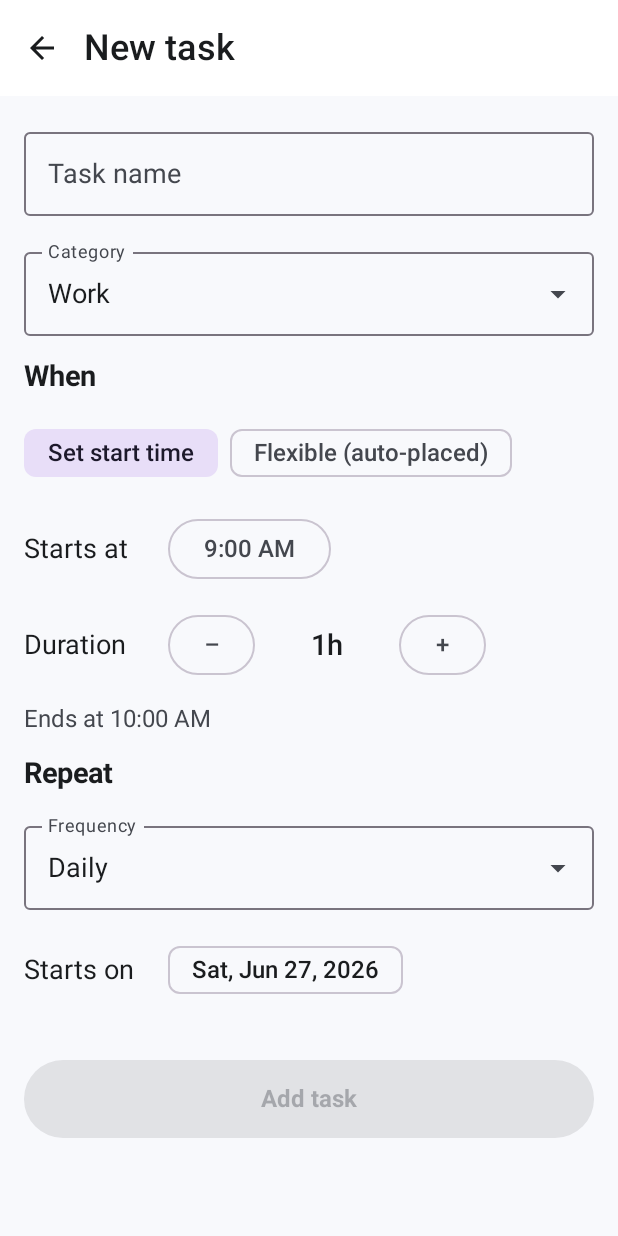
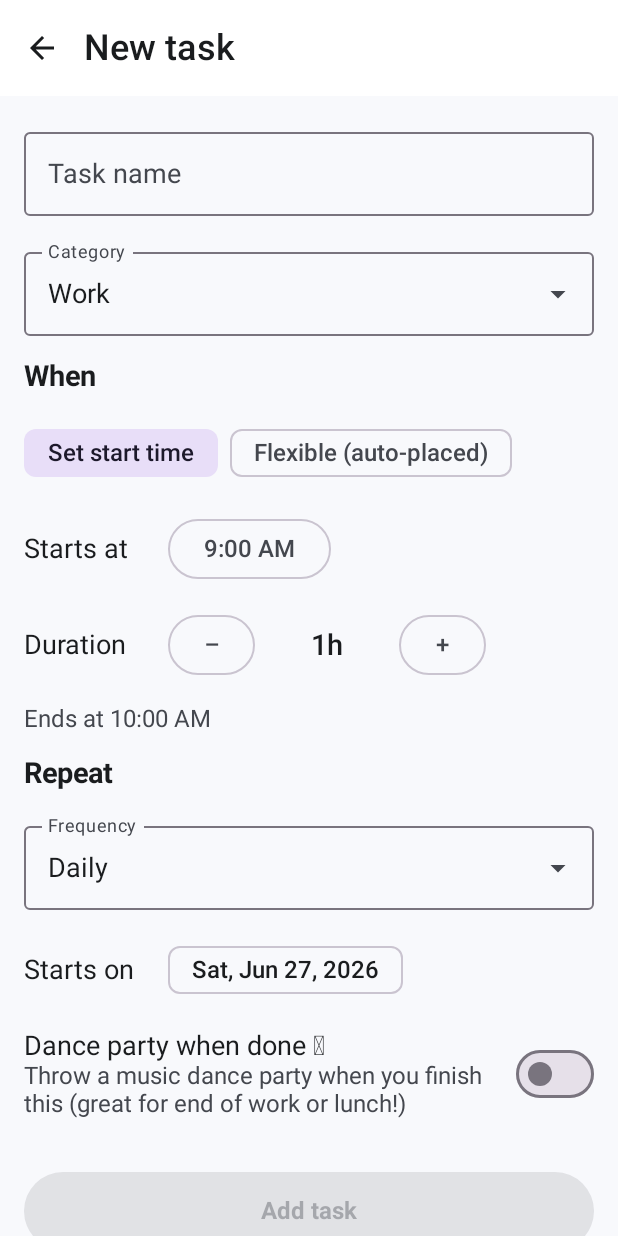
Before and after one commit to thedickestrick/block-schedule, an Android app built with Jetpack Compose: the screen it shows after launch (MainActivity), after a tap on "Add your first task", on a phone screen of 412 x 824 dp. Run offline under Robolectric (Android 15) with nearby library versions, the phone set to English and light mode, and no system bars; our stand-ins replace Room's generated code; libraries missing offline, so code that uses them is left out: androidx.glance, androidx.glance.appwidget; network calls fail; pictures from the network do not load; 1 statement that could not run was skipped; 3 other taps on this screen came first.

Commit message:
Daily-rotating animal themes + dopamine dance party
- DailyThemes: a different animal cast every day (+ holiday specials, featured friend);
  shown as a 'today's crew' chip; celebrations use the day's animals
- Dance party: original chiptune loop + full-screen party (disco ball, dancing themed
  animals, flashing colors) on tasks flagged 'party' and on finishing the whole day
- Per-task 'dance party when done' toggle (DB v4 migration)

Co-Authored-By: Claude Opus 4.8 <noreply@anthropic.com>

```diff
--- a/app/src/main/java/com/blockschedule/data/AppDatabase.kt
+++ b/app/src/main/java/com/blockschedule/data/AppDatabase.kt
@@ -8,7 +8,7 @@ import androidx.room.TypeConverters
 import androidx.room.migration.Migration
 import androidx.sqlite.db.SupportSQLiteDatabase
 
-@Database(entities = [TaskEntity::class, CompletionEntity::class], version = 3, exportSchema = false)
+@Database(entities = [TaskEntity::class, CompletionEntity::class], version = 4, exportSchema = false)
 @TypeConverters(Converters::class)
 abstract class AppDatabase : RoomDatabase() {
     abstract fun taskDao(): TaskDao
@@ -37,13 +37,20 @@ abstract class AppDatabase : RoomDatabase() {
             }
         }
 
+        // v4 adds partyOnComplete (dance party trigger). Preserves existing tasks.
+        private val MIGRATION_3_4 = object : Migration(3, 4) {
+            override fun migrate(db: SupportSQLiteDatabase) {
+                db.execSQL("ALTER TABLE tasks ADD COLUMN partyOnComplete INTEGER NOT NULL DEFAULT 0")
+            }
+        }
+
         fun get(context: Context): AppDatabase =
             INSTANCE ?: synchronized(this) {
                 INSTANCE ?: Room.databaseBuilder(
                     context.applicationContext,
                     AppDatabase::class.java,
                     "block_schedule.db"
-                ).addMigrations(MIGRATION_1_2, MIGRATION_2_3).build().also { INSTANCE = it }
+                ).addMigrations(MIGRATION_1_2, MIGRATION_2_3, MIGRATION_3_4).build().also { INSTANCE = it }
             }
     }
 }
--- a/app/src/main/java/com/blockschedule/data/TaskEntity.kt
+++ b/app/src/main/java/com/blockschedule/data/TaskEntity.kt
@@ -58,6 +58,9 @@ data class TaskEntity(
     /** Latest end for flexible tasks (minutes from midnight). */
     val windowEndMinute: Int = 21 * 60,
 
+    /** Throw a full dance party when this task is completed (e.g. end of work, lunch time). */
+    val partyOnComplete: Boolean = false,
+
     val enabled: Boolean = true
 ) {
     val endMinute: Int get() = startMinute + durationMinutes
--- a/app/src/main/java/com/blockschedule/game/CompletionManager.kt
+++ b/app/src/main/java/com/blockschedule/game/CompletionManager.kt
@@ -12,6 +12,7 @@ data class ToggleResult(
     val nowDone: Boolean,
     val pointsDelta: Int,
     val dayJustCompleted: Boolean,
+    val taskParty: Boolean = false,
     val unlocked: List<Achievement> = emptyList()
 )
 
@@ -46,6 +47,7 @@ object CompletionManager {
 
         // Did this complete the whole day?
         val tasks = repo.enabledTasks()
+        val taskParty = !wasDone && tasks.firstOrNull { it.id == taskId }?.partyOnComplete == true
         val blocks = Scheduler.blocksFor(LocalDate.ofEpochDay(epochDay), tasks)
         val counts = repo.getCompletions(epochDay).associate { it.taskId to it.doneCount }
         val (done, total) = Scheduler.progress(blocks, counts)
@@ -79,6 +81,7 @@ object CompletionManager {
             nowDone = !wasDone,
             pointsDelta = delta,
             dayJustCompleted = dayJustCompleted,
+            taskParty = taskParty,
             unlocked = unlocked
         )
     }
--- /dev/null
+++ b/app/src/main/java/com/blockschedule/game/DailyThemes.kt
@@ -0,0 +1,80 @@
+package com.blockschedule.game
+
+import java.time.LocalDate
+
+/** A cute theme: a name, a headline emoji, and the cast of animals who show up that day. */
+data class DailyTheme(val name: String, val emoji: String, val animals: List<String>)
+
+/**
+ * Picks a different cute theme for every day so the app feels fresh daily. The base theme
+ * rotates each day (so two days running never match) and shifts year to year, holidays get
+ * their own special theme, and a per-day "featured friend" keeps each calendar day distinct.
+ */
+object DailyThemes {
+
+    private val THEMES = listOf(
+        DailyTheme("Kitty Cuddles", "🐱", listOf("🐱", "😺", "😸", "😻", "🐈")),
+        DailyTheme("Puppy Party", "🐶", listOf("🐶", "🐕", "🦮", "🐩")),
+        DailyTheme("Forest Friends", "🦊", listOf("🦊", "🦝", "🦔", "🦉", "🐿️", "🐻")),
+        DailyTheme("Farm Animals", "🐮", listOf("🐮", "🐷", "🐔", "🐴", "🐑", "🐐", "🦆")),
+        DailyTheme("Ocean Pals", "🐙", listOf("🐙", "🐠", "🐟", "🐬", "🐳", "🦀")),
+        DailyTheme("Bunny Hop", "🐰", listOf("🐰", "🐇", "🥕", "🌸")),
+        DailyTheme("Safari Day", "🦁", listOf("🦁", "🐯", "🐘", "🦒", "🦓")),
+        DailyTheme("Polar Pals", "🐧", listOf("🐧", "🐻‍❄️", "🦭", "❄️")),
+        DailyTheme("Bug Buddies", "🐝", listOf("🐝", "🐞", "🦋", "🐛", "🐌")),
+        DailyTheme("Panda Picnic", "🐼", listOf("🐼", "🎋", "🐾")),
+        DailyTheme("Jungle Jamboree", "🐵", listOf("🐵", "🦍", "🦧", "🦜", "🐸")),
+        DailyTheme("Unicorn Dreams", "🦄", listOf("🦄", "🌈", "⭐", "✨")),
+        DailyTheme("Dino Day", "🦕", listOf("🦕", "🦖", "🐊")),
+        DailyTheme("Birdie Brunch", "🐦", listOf("🐦", "🐤", "🦜", "🦢", "🦩")),
+        DailyTheme("Mouse House", "🐭", listOf("🐭", "🐹", "🧀")),
+        DailyTheme("Frog Pond", "🐸", listOf("🐸", "🦎", "🐢", "🪷")),
+        DailyTheme("Bear Hugs", "🐻", listOf("🐻", "🐨", "🧸", "🍯")),
+        DailyTheme("Hatchlings", "🐣", listOf("🐣", "🐤", "🐥", "🥚")),
+        DailyTheme("Koala Cuddle", "🐨", listOf("🐨", "🌿", "💚")),
+        DailyTheme("Hammy Time", "🐹", listOf("🐹", "🌻", "🥜")),
+        DailyTheme("Whale Hello", "🐳", listOf("🐳", "🐋", "💦", "🌊")),
+        DailyTheme("Butterfly Garden", "🦋", listOf("🦋", "🌸", "🌷", "🌼")),
+        DailyTheme("Piggy Wiggly", "🐷", listOf("🐷", "🐽", "💕")),
+        DailyTheme("Owl Always Love You", "🦉", listOf("🦉", "🌙", "⭐")),
+        DailyTheme("Crabby Beach", "🦀", listOf("🦀", "🦞", "🏖️", "🐚")),
+        DailyTheme("Hedgie Hugs", "🦔", listOf("🦔", "🍄", "🍂")),
+        DailyTheme("Llama Drama", "🦙", listOf("🦙", "🌵", "⭐")),
+        DailyTheme("Turtley Awesome", "🐢", listOf("🐢", "🌊", "🪸")),
+        DailyTheme("Otterly Cute", "🦦", listOf("🦦", "🐚", "💦")),
+        DailyTheme("Sloth Mode", "🦥", listOf("🦥", "🌴", "😴")),
+        DailyTheme("Flamingo Fun", "🦩", listOf("🦩", "🌺", "🌴")),
+        DailyTheme("Honeybee", "🐝", listOf("🐝", "🌼", "🍯")),
+        DailyTheme("Deer Friend", "🦌", listOf("🦌", "🌿", "🍃")),
+        DailyTheme("Ducky Day", "🦆", listOf("🦆", "🐤", "💧")),
+        DailyTheme("Sheepish", "🐑", listOf("🐑", "🐐", "☁️")),
+        DailyTheme("Reindeer Run", "🦌", listOf("🦌", "🌲", "❄️")),
+        DailyTheme("Chick Magnet", "🐥", listOf("🐥", "🐤", "🌻")),
+        DailyTheme("Raccoon Raid", "🦝", listOf("🦝", "🌙", "⭐")),
+        DailyTheme("Lizard Lounge", "🦎", listOf("🦎", "🌵", "☀️")),
+        DailyTheme("Snail Mail", "🐌", listOf("🐌", "🍃", "🌧️"))
+    )
+
+    private val HOLIDAYS = mapOf(
+        "1-1" to DailyTheme("Happy New Year!", "🎉", listOf("🎉", "🥳", "🎊", "🦄", "✨")),
+        "2-14" to DailyTheme("Valentine's Day", "💕", listOf("💕", "🐰", "🐱", "🌹", "💝")),
+        "3-17" to DailyTheme("Lucky Day", "🍀", listOf("🍀", "🌈", "🦄", "✨")),
+        "4-1" to DailyTheme("Silly Day", "🤪", listOf("🐵", "🤪", "🃏", "🐸")),
+        "10-31" to DailyTheme("Spooky Cute", "🎃", listOf("🎃", "👻", "🦇", "🐈‍⬛", "🕷️")),
+        "12-24" to DailyTheme("Christmas Eve", "🎄", listOf("🎄", "🦌", "⛄", "🎁", "✨")),
+        "12-25" to DailyTheme("Merry Christmas!", "🎅", listOf("🎅", "🦌", "🎄", "⛄", "🎁")),
+        "12-31" to DailyTheme("New Year's Eve", "🎆", listOf("🎆", "🥳", "🍾", "✨"))
+    )
+
+    fun forDate(date: LocalDate): DailyTheme {
+        HOLIDAYS["${date.monthValue}-${date.dayOfMonth}"]?.let { return it }
+        val idx = Math.floorMod(date.toEpochDay(), THEMES.size.toLong()).toInt()
+        return THEMES[idx]
+    }
+
+    /** A featured friend for the day, drawn from the day's theme. */
+    fun featuredAnimal(date: LocalDate): String {
+        val theme = forDate(date)
+        return theme.animals[date.dayOfYear % theme.animals.size]
+    }
+}
--- a/app/src/main/java/com/blockschedule/game/GameState.kt
+++ b/app/src/main/java/com/blockschedule/game/GameState.kt
@@ -18,4 +18,5 @@ sealed interface GameEvent {
     data class PointsEarned(val delta: Int) : GameEvent
     data object DayCompleted : GameEvent
     data class AchievementUnlocked(val achievement: Achievement) : GameEvent
+    data class DanceParty(val message: String) : GameEvent
 }
--- a/app/src/main/java/com/blockschedule/ui/EditTaskScreen.kt
+++ b/app/src/main/java/com/blockschedule/ui/EditTaskScreen.kt
@@ -33,6 +33,7 @@ import androidx.compose.material3.MaterialTheme
 import androidx.compose.material3.OutlinedButton
 import androidx.compose.material3.OutlinedTextField
 import androidx.compose.material3.Scaffold
+import androidx.compose.material3.Switch
 import androidx.compose.material3.Text
 import androidx.compose.material3.TextButton
 import androidx.compose.material3.TimePicker
@@ -86,6 +87,7 @@ fun EditTaskScreen(
     var windowEnd by remember { mutableStateOf(21 * 60) }
     var count by remember { mutableStateOf(3) }
     var parentId by remember { mutableStateOf<Long?>(null) }
+    var party by remember { mutableStateOf(false) }
     var loaded by remember { mutableStateOf(taskId == null) }
 
     LaunchedEffect(taskId) {
@@ -103,6 +105,7 @@ fun EditTaskScreen(
                 windowEnd = t.windowEndMinute
                 count = t.count
                 parentId = t.parentId
+                party = t.partyOnComplete
             }
             loaded = true
         }
@@ -249,6 +252,19 @@ fun EditTaskScreen(
                 }
             }
 
+            // Dance party reward
+            Row(verticalAlignment = Alignment.CenterVertically) {
+                Column(Modifier.weight(1f)) {
+                    Text("Dance party when done 🪩", style = MaterialTheme.typography.bodyLarge)
+                    Text(
+                        "Throw a music dance party when you finish this (great for end of work or lunch!)",
+                        style = MaterialTheme.typography.bodyMedium,
+                        color = MaterialTheme.colorScheme.onSurfaceVariant
+                    )
+                }
+                Switch(checked = party, onCheckedChange = { party = it })
+            }
+
             Spacer(Modifier.height(4.dp))
 
             Button(
@@ -273,6 +289,7 @@ fun EditTaskScreen(
                         anchorEpochDay = anchorDate.toEpochDay(),
                         windowStartMinute = windowStart,
                         windowEndMinute = windowEnd,
+                        partyOnComplete = party,
                         enabled = true
                     )
                     vm.save(entity)
--- a/app/src/main/java/com/blockschedule/ui/GameUi.kt
+++ b/app/src/main/java/com/blockschedule/ui/GameUi.kt
@@ -146,12 +146,13 @@ private data class AnimalPiece(
  * many friends fall (a few for a single task, a whole parade for finishing the day).
  */
 @Composable
-fun AnimalShower(trigger: Int, count: Int) {
+fun AnimalShower(trigger: Int, count: Int, animals: List<String> = CUTE_ANIMALS) {
     if (trigger == 0) return
+    val pool = animals.ifEmpty { CUTE_ANIMALS }
     val pieces = remember(trigger) {
         List(count) {
             AnimalPiece(
-                emoji = randomAnimal(),
+                emoji = pool[Random.nextInt(pool.size)],
                 x = Random.nextFloat(),
                 delay = Random.nextFloat() * 0.25f,
                 size = 26f + Random.nextFloat() * 18f,
--- a/app/src/main/java/com/blockschedule/ui/MainActivity.kt
+++ b/app/src/main/java/com/blockschedule/ui/MainActivity.kt
@@ -66,6 +66,12 @@ class MainActivity : ComponentActivity() {
         lifecycleScope.launch { WidgetUpdater.update(applicationContext) }
         ReminderScheduler.rescheduleAsync(applicationContext)
     }
+
+    override fun onStop() {
+        super.onStop()
+        // Don't let the dance music keep playing if the app goes to the background.
+        com.blockschedule.game.DancePlayer.stop()
+    }
 }
 
 @Composable
--- a/app/src/main/java/com/blockschedule/ui/TaskViewModel.kt
+++ b/app/src/main/java/com/blockschedule/ui/TaskViewModel.kt
@@ -86,8 +86,11 @@ class TaskViewModel(app: Application) : AndroidViewModel(app) {
         )
         _gameState.value = readGameState()
         if (result.nowDone) _events.tryEmit(GameEvent.PointsEarned(result.pointsDelta))
-        if (result.dayJustCompleted) _events.tryEmit(GameEvent.DayCompleted)
         result.unlocked.forEach { _events.tryEmit(GameEvent.AchievementUnlocked(it)) }
+        when {
+            result.dayJustCompleted -> _events.tryEmit(GameEvent.DanceParty("All done today!"))
+            result.taskParty -> _events.tryEmit(GameEvent.DanceParty("${block.title} done!"))
+        }
     }
 
     fun isDone(block: ScheduledBlock): Boolean = Scheduler.isDone(block, completions.value)
--- a/app/src/main/java/com/blockschedule/ui/TodayScreen.kt
+++ b/app/src/main/java/com/blockschedule/ui/TodayScreen.kt
@@ -72,6 +72,7 @@ fun TodayScreen(
     val game by vm.gameState.collectAsStateWithLifecycle()
     val isToday = date == LocalDate.now()
     val currentKey = if (isToday) Scheduler.activeLeafKey(blocks, nowMinute) else null
+    val theme = com.blockschedule.game.DailyThemes.forDate(date)
 
     // Celebration feedback
     val celebrationContext = androidx.compose.ui.platform.LocalContext.current
@@ -82,13 +83,14 @@ fun TodayScreen(
     var badge by androidx.compose.runtime.remember {
         androidx.compose.runtime.mutableStateOf<com.blockschedule.game.Achievement?>(null)
     }
+    var danceMessage by androidx.compose.runtime.remember { androidx.compose.runtime.mutableStateOf<String?>(null) }
     androidx.compose.runtime.LaunchedEffect(Unit) {
         vm.events.collect { event ->
             val prefs = com.blockschedule.game.GamePrefs(celebrationContext)
             when (event) {
                 is com.blockschedule.game.GameEvent.PointsEarned -> {
                     com.blockschedule.game.SoundPlayer.playComplete(celebrationContext)
-                    floatMessage = "+${event.delta} ${randomAnimal()}"
+                    floatMessage = "+${event.delta} ${theme.animals.random()}"
                     if (prefs.celebrationsEnabled) { showerCount = 10; showerTrigger++ }
                 }
                 com.blockschedule.game.GameEvent.DayCompleted -> {
@@ -98,6 +100,10 @@ fun TodayScreen(
                 }
                 is com.blockschedule.game.GameEvent.AchievementUnlocked -> {
                     badge = event.achievement
+                }
+                is com.blockschedule.game.GameEvent.DanceParty -> {
+                    if (prefs.celebrationsEnabled) danceMessage = event.message
+                    else com.blockschedule.game.SoundPlayer.playCelebrate(celebrationContext)
                 }
             }
         }
@@ -160,6 +166,14 @@ fun TodayScreen(
 
                 UpdateBanner(updateVm)
 
+                Text(
+                    "Today's crew: ${theme.emoji} ${theme.name}",
+                    style = MaterialTheme.typography.bodyMedium,
+                    color = MaterialTheme.colorScheme.onSurfaceVariant,
+                    modifier = Modifier.fillMaxWidth().padding(horizontal = 16.dp, vertical = 2.dp),
+                    textAlign = androidx.compose.ui.text.style.TextAlign.Center
+                )
+
                 if (blocks.isEmpty()) {
                     EmptyState(onAddTask)
                 } else {
@@ -195,9 +209,10 @@ fun TodayScreen(
             }
 
             // Celebration overlays
-            AnimalShower(showerTrigger, showerCount)
+            AnimalShower(showerTrigger, showerCount, theme.animals)
             FloatingPoints(floatMessage)
             AchievementPopup(badge)
+            DancePartyOverlay(danceMessage, theme.animals) { danceMessage = null }
         }
     }
 }
```
Also changed, not shown: app/src/main/java/com/blockschedule/game/DancePlayer.kt (added, +24 -0 lines), app/src/main/java/com/blockschedule/ui/DanceParty.kt (added, +127 -0 lines), 2 other files.
